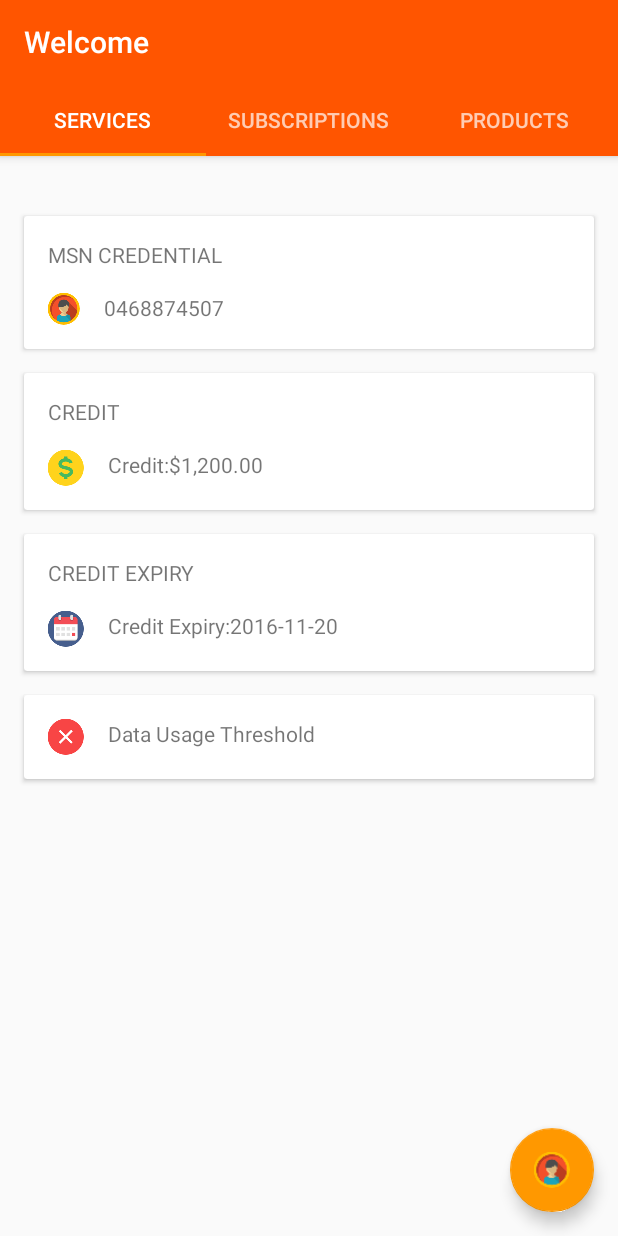
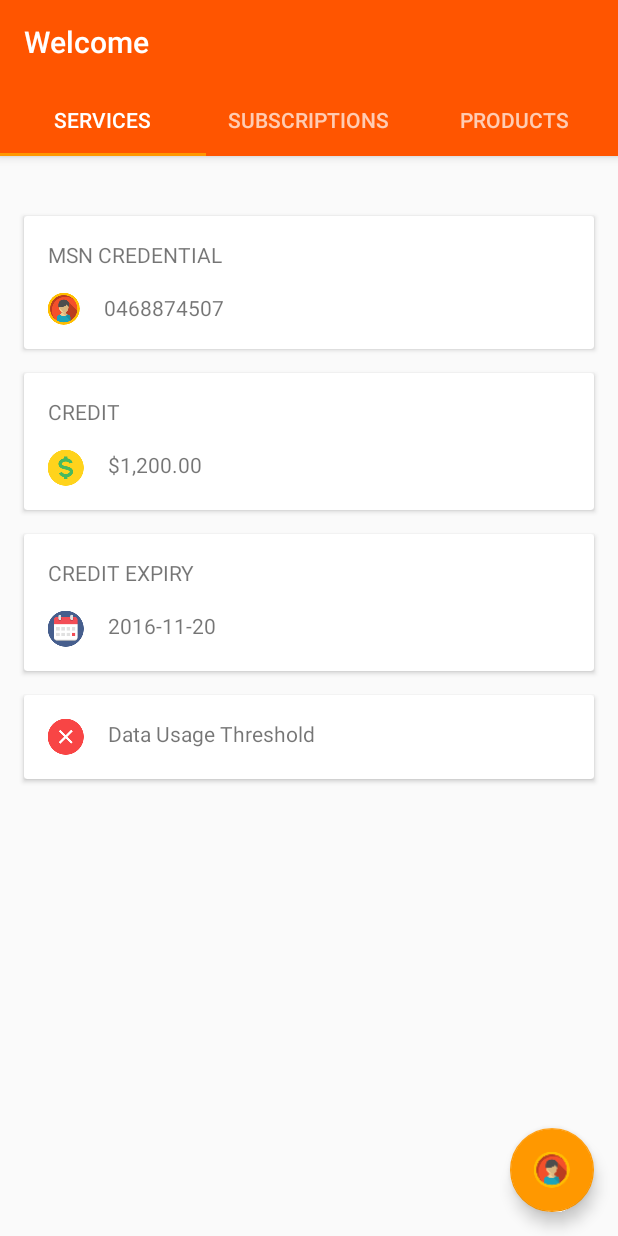
Before and after one commit to edeiparine/Amaysim, an Android app: the ServicesFragment screen opened directly, with no data from a screen before it, on a phone screen of 412 x 824 dp. Run offline under Robolectric (Android 15) with nearby library versions, the phone set to English and light mode, and no system bars.

Commit message:
update all caption into UPPERCASE

```diff
--- a/app/src/main/java/com/eman/exam/ui/fragment/ServicesFragment.java
+++ b/app/src/main/java/com/eman/exam/ui/fragment/ServicesFragment.java
@@ -45,8 +45,8 @@ public class ServicesFragment extends Fragment {
         String dataUsageThreshold = services.getDataUsageThreshold();
 
         tv_msn.setText(msn);
-        tv_credit.setText("Credit:" + Constants.formatStringToCurrency(credit));
-        tv_creditExpiry.setText("Credit Expiry:" + creditExpiry);
+        tv_credit.setText(Constants.formatStringToCurrency(credit));
+        tv_creditExpiry.setText(creditExpiry);
         Constants.checkIfFalse(getContext(), iv_dataUsageThreshold, dataUsageThreshold);
     }
 
--- a/app/src/main/res/layout/fragment_products.xml
+++ b/app/src/main/res/layout/fragment_products.xml
@@ -30,7 +30,7 @@
                     <TextView
                         android:layout_width="match_parent"
                         android:layout_height="wrap_content"
-                        android:text="Plan"
+                        android:text="PLAN"
                         android:textAppearance="@style/TextAppearance.AppCompat.Title" />
 
                     <TextView
@@ -75,7 +75,7 @@
                         android:layout_height="wrap_content"
                         android:layout_marginLeft="16dp"
                         android:layout_marginTop="16dp"
-                        android:text="Price" />
+                        android:text="PRINCE" />
 
                     <LinearLayout
                         android:layout_width="wrap_content"
```
Also changed, not shown: app/src/main/res/layout/fragment_subscriptions.xml (+5 -5 lines).
